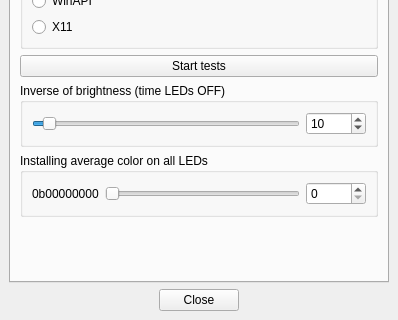
Before: the Qt Designer form Software/src/mainwindow.ui in Atarity/Lightpack, drawn with Qt 5; both pictures show x 0 to 398 and y 183 to 503 of the 398 by 503 pixel window.
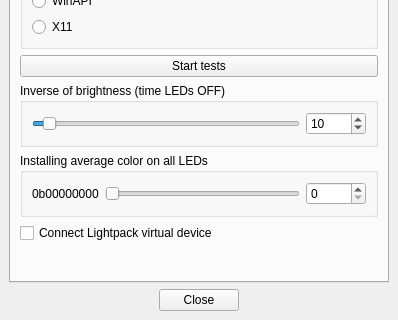
After: the same form once the commit is applied. The open tabs and pages were chosen to show the change. Icons and pictures are not drawn. Custom widgets are drawn as their Qt base class.

Commit message:
Software: Add checkbox to Dev tab "Connect virtual device" for avoid USB errors; Settings: Add options "ConnectedDevice" and "SupportedDevices" to main config file; ConnectedDevices can be one of this devices - "Lightpack,AlienFx,Virtual" listed in SupportedDevices; LedDeviceFactory: reading connected device from settings and create LedDevice;
Need test this changes in linux.

What changed in the file:
```diff
--- a/Software/src/mainwindow.ui
+++ b/Software/src/mainwindow.ui
@@ -1458,6 +1458,16 @@
           </layout>
          </widget>
         </item>
+        <item>
+         <widget class="QCheckBox" name="checkBox_ConnectVirtualDevice">
+          <property name="toolTip">
+           <string>If you haven't real device this option avoid usb errors.</string>
+          </property>
+          <property name="text">
+           <string>Connect Lightpack virtual device</string>
+          </property>
+         </widget>
+        </item>
         <item>
          <spacer name="verticalSpacer_4">
           <property name="orientation">
```
Left out of the diff: 2 changed lines with no effect on the pictures. The commit also changes 6 other files.
